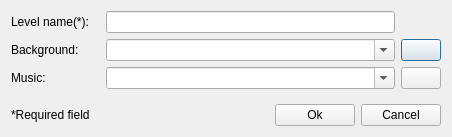
Senkari/doroboedit, file newlevel.ui: the form before one commit.
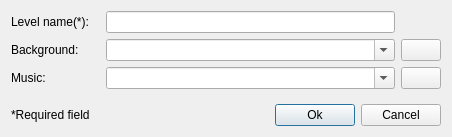
The form after the commit. Icons and pictures are not drawn.

Commit message: change from Toolbox widget to ListWidget

Diff of the .ui file:
```diff
--- a/newlevel.ui
+++ b/newlevel.ui
@@ -142,6 +142,12 @@
        <property name="text">
         <string>Ok</string>
        </property>
+       <property name="default">
+        <bool>true</bool>
+       </property>
+       <property name="flat">
+        <bool>false</bool>
+       </property>
       </widget>
      </item>
      <item>
```
The commit also changes 4 other files.
